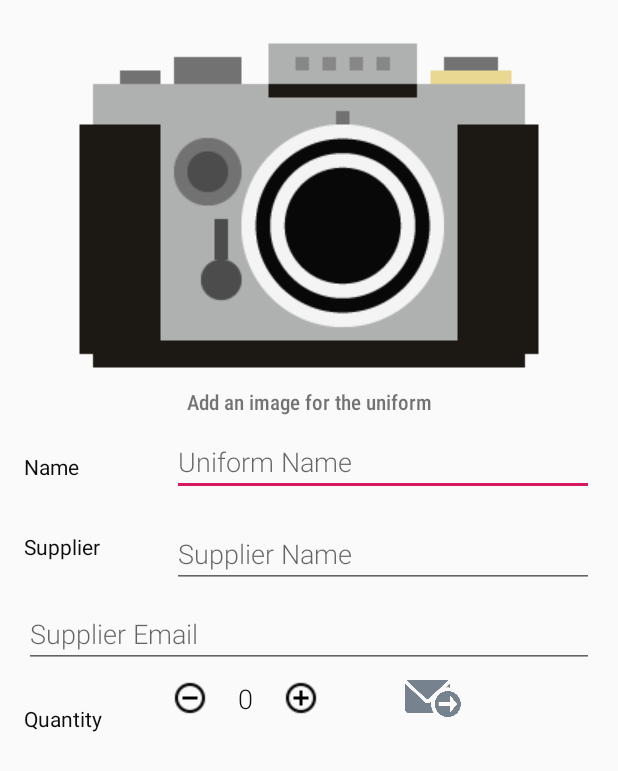
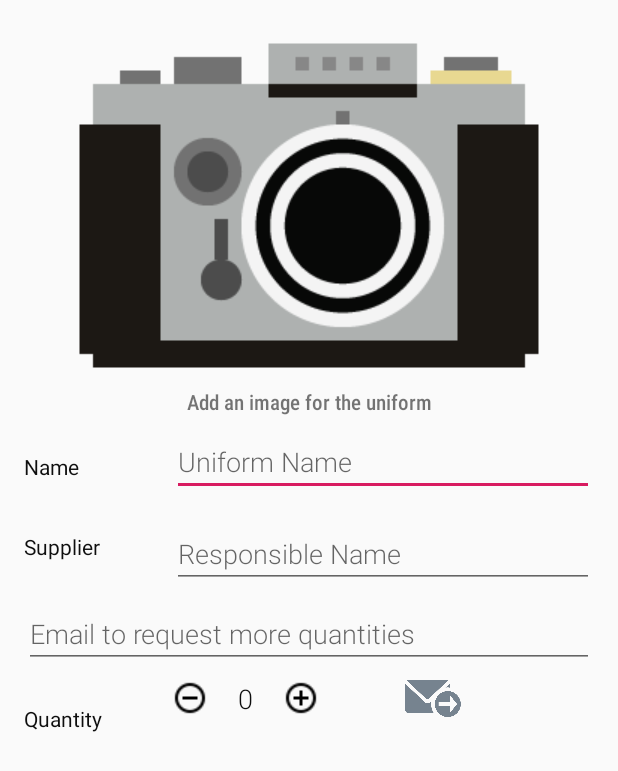
Before and after one commit to cristianalg/Resgistration_Uniform, an Android app: the layout activity_editor.xml on its own in the app's theme, with its tools: preview values and no code run, on a phone screen of 412 x 824 dp. Shown: the top 771 px of the screen. Run offline under Robolectric (Android 15) with nearby library versions, the phone set to English and light mode, and no system bars.

```diff
--- a/app/src/main/res/values/strings.xml
+++ b/app/src/main/res/values/strings.xml
@@ -20,8 +20,8 @@
     <string name="category_name">Name</string>
     <string name="hint_product_name">Uniform Name</string>
     <string name="category_supplier">Supplier</string>
-    <string name="hint_product_supplier_name">Supplier Name</string>
-    <string name="hint_product_supplier_email">Supplier Email</string>
+    <string name="hint_product_supplier_name">Responsible Name</string>
+    <string name="hint_product_supplier_email">Email to request more quantities</string>
     <string name="category_stock">Quantity</string>
     <string name="empty_view_title_text">Nothing in uniform&#8230;</string>
     <string name="empty_view_subtitle_text">Get started by adding a new uniform</string>
```
Also changed, not shown: 1 other file.
